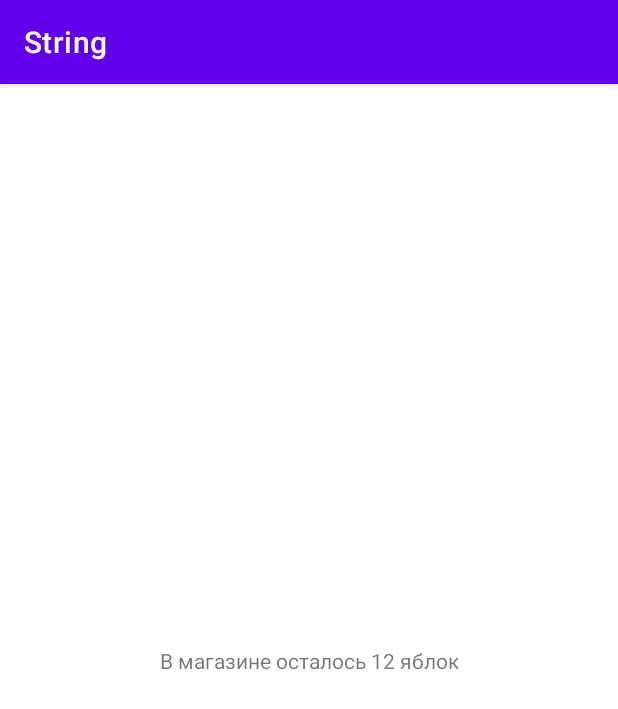
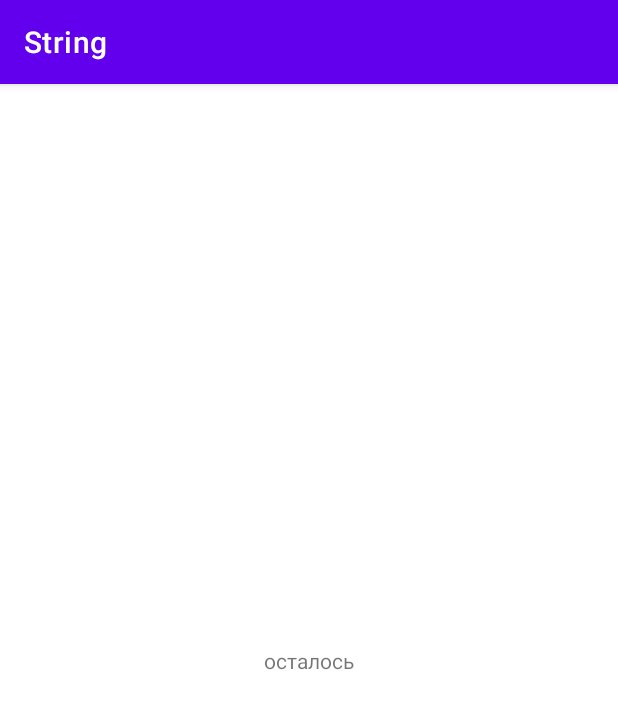
Before and after one commit to TigranMonte/KotlinLessons, an Android app: the screen it shows after launch (MainActivity), on a phone screen of 412 x 824 dp. Shown: the top 709 px of the screen. Run offline under Robolectric (Android 15) with nearby library versions, the phone set to English and light mode, and no system bars.

Commit message:
Lesson 5: String, subStringAfter subStringBefore methods

```diff
--- a/p005string/src/main/java/ru/tikodvlp/p005string/MainActivity.kt
+++ b/p005string/src/main/java/ru/tikodvlp/p005string/MainActivity.kt
@@ -8,7 +8,7 @@ class MainActivity : AppCompatActivity() {
 
     private var number:Int = 6
     private var number2:Int = 6
-    private var text:String = "В магазине осталось ${getNumber()} яблок"
+    private var text:String = "В магазине <осталось> 123 яблок или больше"
     private var tvText: TextView? = null
 
 
@@ -17,11 +17,9 @@ class MainActivity : AppCompatActivity() {
         setContentView(R.layout.activity_main)
 
         tvText = findViewById(R.id.tvView)
-        tvText?.setText(text)
+        var subText:String = text.substringAfter('<')
+        var subText2:String = subText.substringBefore('>')
+        tvText?.setText(subText2)
 
     }
-
-    private fun getNumber():Int {
-        return number + number2
-    }
 }
```
